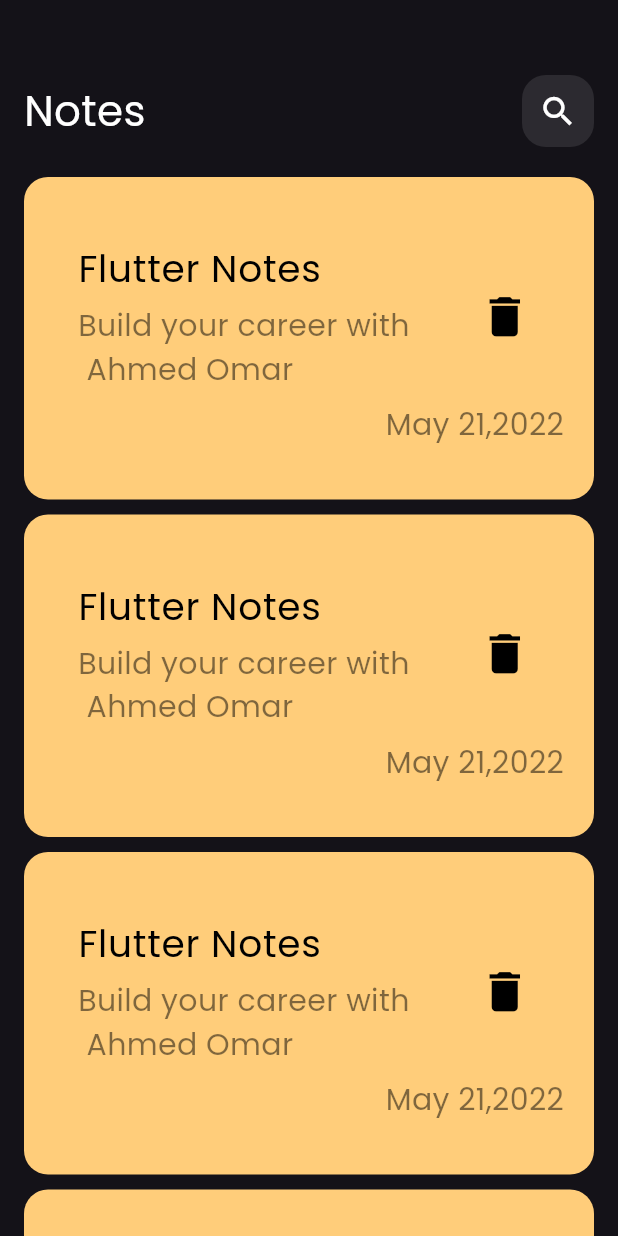
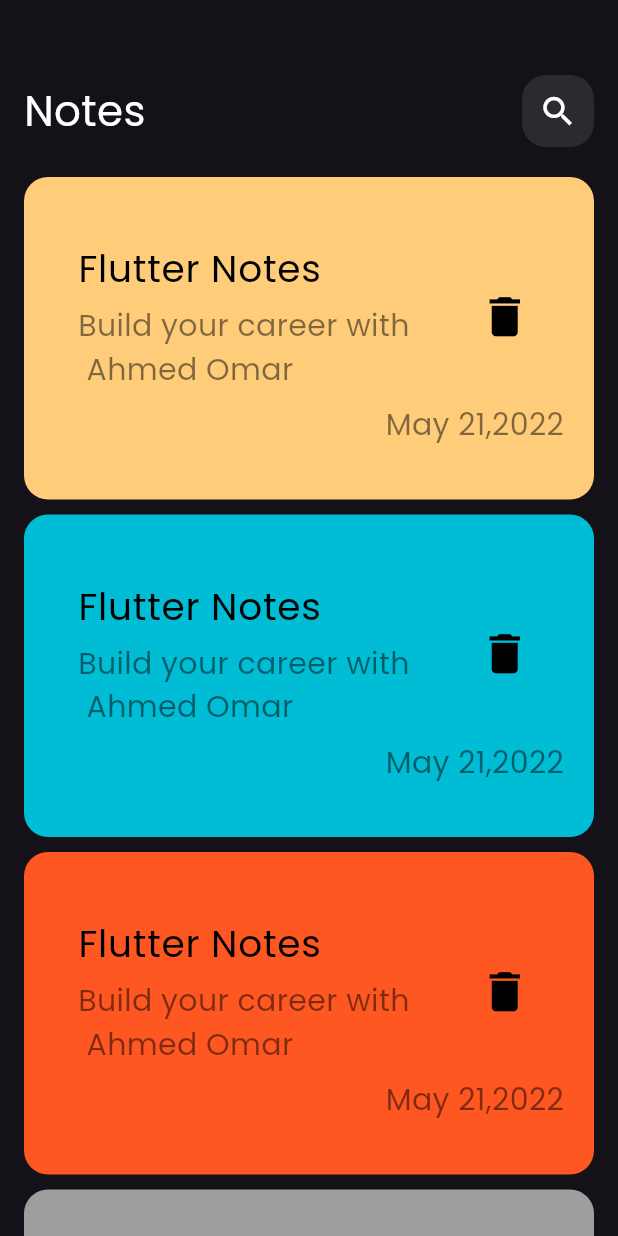
Before and after one commit to AhmedOmarG3/NotesApp, a Flutter app: the screen it shows after launch, on a phone screen of 412 x 824 dp. Run offline on Flutter 3.47's test engine with Material 3 defaults, Android fonts, the phone set to English and light mode, and no system bars.

Commit message:
create list view

```diff
--- a/lib/Widgets/note_item.dart
+++ b/lib/Widgets/note_item.dart
@@ -1,14 +1,14 @@
 import 'package:flutter/material.dart';
 
 class NoteItem extends StatelessWidget {
-  const NoteItem({super.key});
-
+  const NoteItem({super.key, required this.color});
+  final Color color;
   @override
   Widget build(BuildContext context) {
     return Container(
         padding: EdgeInsets.only(top: 35, bottom: 35, left: 20, right: 10),
         decoration: BoxDecoration(
-            borderRadius: BorderRadius.circular(16), color: Color(0xffFFCD7A)),
+            borderRadius: BorderRadius.circular(16), color: color),
         child: Column(crossAxisAlignment: CrossAxisAlignment.end, children: [
           ListTile(
             title: Padding(
--- /dev/null
+++ b/lib/Widgets/notes_list_view.dart
@@ -0,0 +1,30 @@
+import 'package:flutter/material.dart';
+import 'package:to_do/Widgets/note_item.dart';
+
+class NotesListView extends StatelessWidget {
+  NotesListView({
+    super.key,
+  });
+  List<Widget> list = [
+    NoteItem(
+      color: Color(0xffFFCD7A),
+    ),
+    NoteItem(color: Colors.cyan),
+    NoteItem(
+      color: Colors.deepOrange,
+    ),
+    NoteItem(
+      color: Colors.grey,
+    )
+  ];
+  @override
+  Widget build(BuildContext context) {
+    return ListView.builder(
+      itemBuilder: (context, index) => Padding(
+        padding: const EdgeInsets.only(bottom: 10),
+        child: list[index],
+      ),
+      itemCount: list.length,
+    );
+  }
+}
--- a/lib/Widgets/notes_view_body.dart
+++ b/lib/Widgets/notes_view_body.dart
@@ -2,6 +2,7 @@ import 'package:flutter/material.dart';
 import 'package:to_do/Widgets/custom_app_bar.dart';
 import 'package:to_do/Widgets/custom_container.dart';
 import 'package:to_do/Widgets/note_item.dart';
+import 'package:to_do/Widgets/notes_list_view.dart';
 
 class NotesViewBody extends StatelessWidget {
   const NotesViewBody({
@@ -22,13 +23,7 @@ class NotesViewBody extends StatelessWidget {
             height: 20,
           ),
           Expanded(
-            child: ListView.builder(
-              itemBuilder: (context, index) => Padding(
-                padding: const EdgeInsets.only(bottom: 10),
-                child: NoteItem(),
-              ),
-              itemCount: 10,
-            ),
+            child: NotesListView(),
           )
         ],
       ),
```
